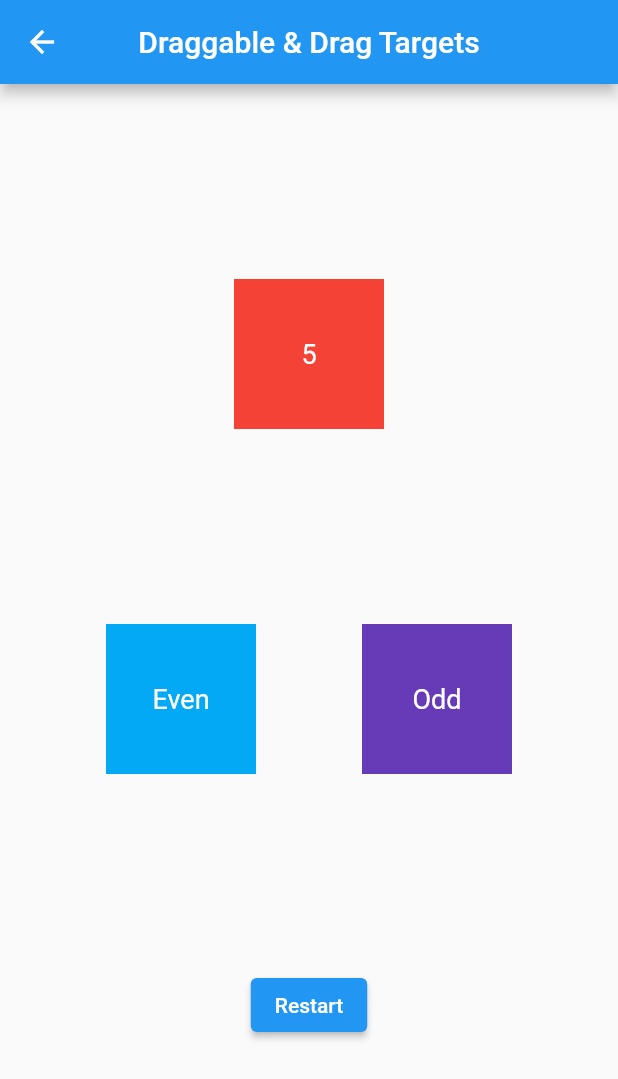
After one commit to urahamat01/Drag-and-Drop, a Flutter app: the HomeView screen opened directly, on a phone screen of 412 x 824 dp. The commit adds this screen. Shown: the top 1079 px of the screen. Run offline on Flutter 3.47's test engine with Material 2 defaults, Android fonts, the phone set to English and light mode, and no system bars; our stand-ins replace font_awesome_flutter, get.

Commit message:
another list view.

```diff
--- /dev/null
+++ b/test_project/lib/home_view.dart
@@ -0,0 +1,94 @@
+import 'package:flutter/material.dart';
+import 'package:get/get.dart';
+import 'package:test_project/home_controller.dart';
+
+
+
+class HomeView extends GetView<HomeController> {
+  @override
+  Widget build(BuildContext context) {
+    return Scaffold(
+      appBar: AppBar(
+        title: Text('Draggable & Drag Targets'),
+        centerTitle: true,
+      ),
+      body: Center(
+        child: Column(
+          mainAxisAlignment: MainAxisAlignment.spaceEvenly,
+          children: [
+            Obx(
+                  () => Stack(
+                children: controller.numbers.length == 0
+                    ? [_builDraggableWithNoItem()]
+                    : controller.numbers
+                    .map(
+                      (num) => Draggable(
+                    data: num,
+                    child: _buildDraggable(num.toString()),
+                    feedback: _buildDraggable(num.toString()),
+                    childWhenDragging: Container(
+                      height: 100,
+                      width: 100,
+                    ),
+                  ),
+                )
+                    .toList(),
+              ),
+            ),
+            Row(
+              mainAxisAlignment: MainAxisAlignment.spaceEvenly,
+              children: [
+                _buildDragTarget(
+                  text: 'Even',
+                  color: Colors.lightBlue,
+                  acceptType: 1,
+                ),
+                _buildDragTarget(
+                  text: 'Odd',
+                  color: Colors.deepPurple,
+                  acceptType: 0,
+                ),
+              ],
+            ),
+            ElevatedButton(
+              child: Text('Restart'),
+              onPressed: () => controller.restartGame(),
+            )
+          ],
+        ),
+      ),
+    );
+  }
+
+  Widget _builDraggableWithNoItem() => Container(
+      height: 100,
+      width: 100,
+      child:
+      Text('No Item', style: TextStyle(color: Colors.white, fontSize: 18)),
+      alignment: Alignment.center,
+      color: Colors.black);
+
+  Widget _buildDraggable(String text) => Container(
+      height: 100,
+      width: 100,
+      child: Text(text, style: TextStyle(color: Colors.white, fontSize: 18)),
+      alignment: Alignment.center,
+      color: Colors.red);
+
+  Widget _buildDragTarget({required String text, required Color color, required int acceptType}) =>
+      DragTarget<int>(
+        builder: (context, acceptdata, rejectdata) => Container(
+            height: 100,
+            width: 100,
+            child:
+            Text(text, style: TextStyle(color: Colors.white, fontSize: 18)),
+            alignment: Alignment.center,
+            color: color),
+        onWillAccept: (data) {
+          return true;
+        },
+        onAccept: (data) {
+          controller.checkCorrectAnswer(data, acceptType);
+        },
+      );
+}
--- a/test_project/pubspec.yaml
+++ b/test_project/pubspec.yaml
@@ -42,6 +42,7 @@ dev_dependencies:
     sdk: flutter
 
   font_awesome_flutter: ^10.2.1
+  get: ^4.6.5
 
   # The "flutter_lints" package below contains a set of recommended lints to
   # encourage good coding practices. The lint set provided by the package is
```
Also changed, not shown: test_project/lib/home_controller.dart (added, +59 -0 lines), test_project/lib/main.dart (+15 -1 lines), test_project/pubspec.lock.
